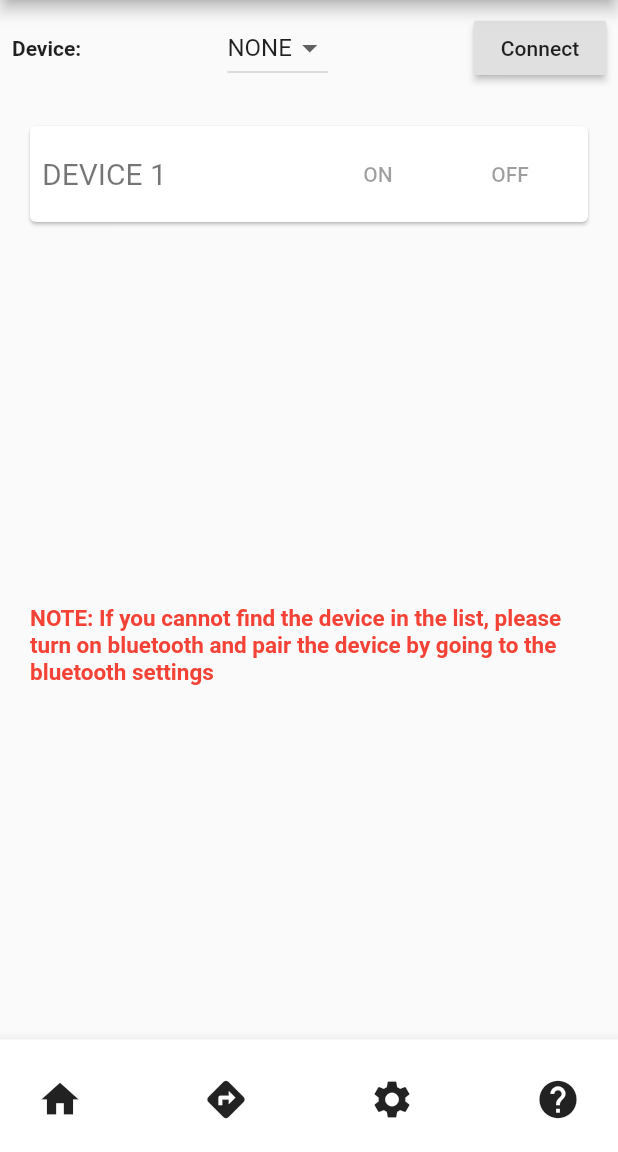
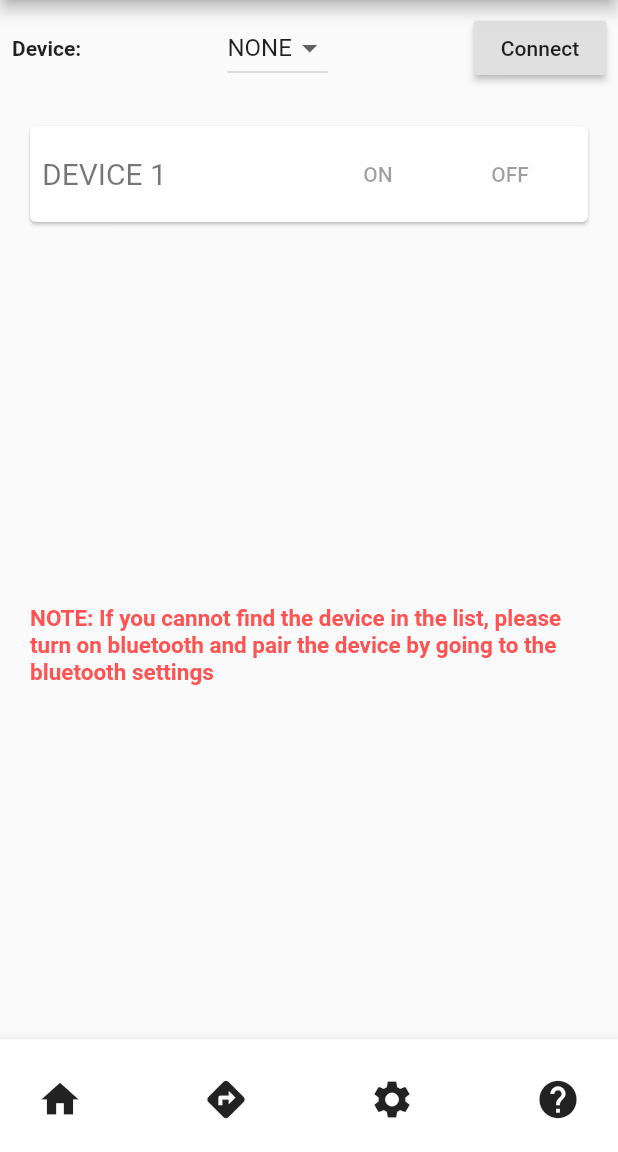
Before and after one commit to ingeniousambivert/virtualEye, a Flutter app: the screen it shows after launch, on a phone screen of 412 x 824 dp, the part 84-1236 px from its top. Run offline on Flutter 3.47's test engine with Material 2 defaults, Android fonts, the phone set to English and light mode, and no system bars; our stand-ins replace flutter_bluetooth_serial, geolocator, google_maps_flutter.

Commit message:
Updated layout

```diff
--- a/lib/screens/home.dart
+++ b/lib/screens/home.dart
@@ -159,7 +159,7 @@ class _BluetoothAppState extends State<BluetoothApp> {
                       style: TextStyle(
                           fontSize: 15,
                           fontWeight: FontWeight.bold,
-                          color: Colors.red),
+                          color: Colors.redAccent),
                     ),
                   ),
                 ),
```
